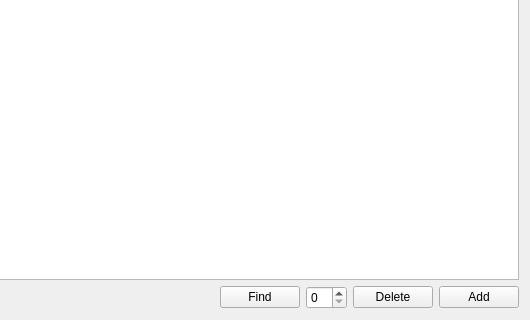
Qt form QT_trees/treewidget.ui (PonizhenDoRyadovogo/ASD) before a commit; both pictures show x 408 to 938 and y 271 to 591 of the 938 by 591 pixel window.
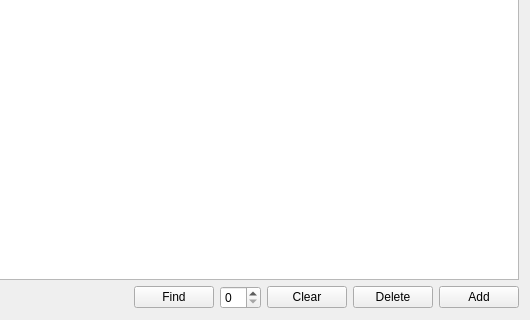
The same form after that commit.

Commit message: Добавил на форму кнопку Clear, которая очищает сцену полностью

The edit to the form file:
```diff
--- a/QT_trees/treewidget.ui
+++ b/QT_trees/treewidget.ui
@@ -49,6 +49,13 @@
      <item>
       <widget class="QSpinBox" name="spinBox"/>
      </item>
+     <item>
+      <widget class="QPushButton" name="pushButtonClear">
+       <property name="text">
+        <string>Clear</string>
+       </property>
+      </widget>
+     </item>
      <item>
       <widget class="QPushButton" name="pushButtonDelete">
        <property name="text">
```
The commit also changes 4 other files.
